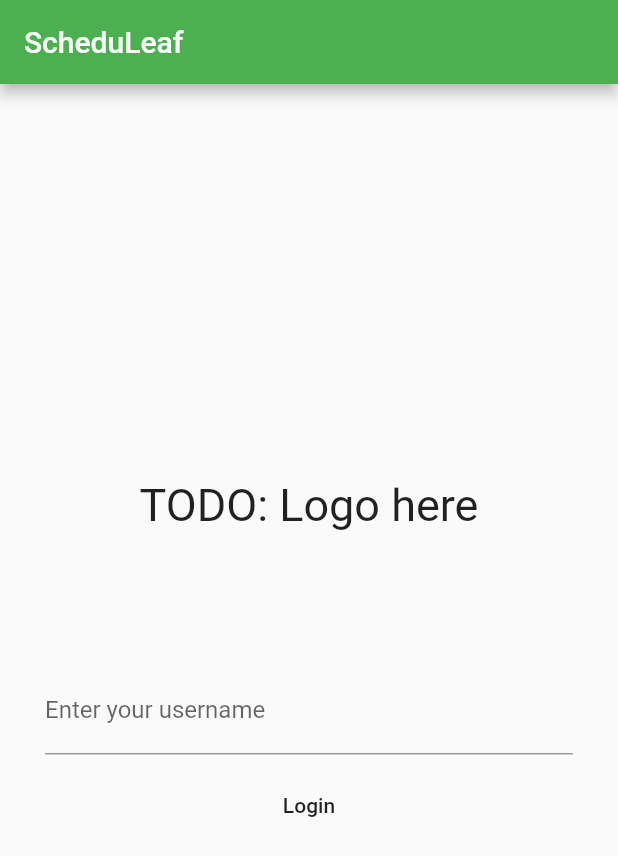
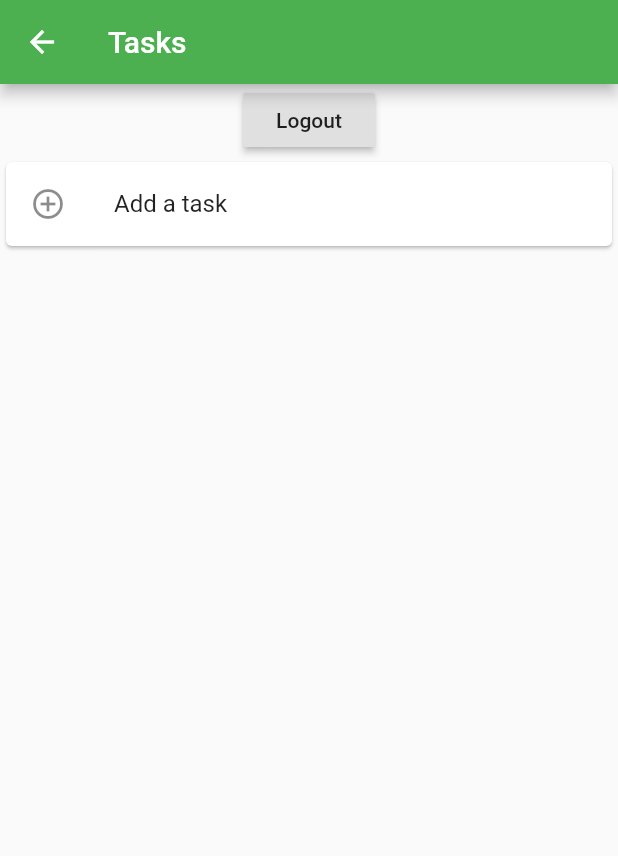
Before and after one commit to eyingxuan/scheduleaf, a Flutter app: the screen it shows after launch, after a tap on "Login", on a phone screen of 412 x 824 dp. Shown: the top 856 px of the screen. Run offline on Flutter 3.47's test engine with Material 2 defaults, Android fonts, the phone set to English and light mode, and no system bars; network calls fail.

Commit message:
Add a tasks page

```diff
--- a/frontend/scheduleaf/lib/main.dart
+++ b/frontend/scheduleaf/lib/main.dart
@@ -2,6 +2,7 @@ import 'package:flutter/material.dart';
 import 'package:http/http.dart' as http;
 import 'dart:convert';
 import "test_response.dart";
+import "tasks.dart";
 
 void main() {
   runApp(MyApp());
@@ -16,7 +17,7 @@ class MyApp extends StatelessWidget {
         primarySwatch: Colors.green,
         visualDensity: VisualDensity.adaptivePlatformDensity,
       ),
-      home: LoginPage(title: 'ScheduLeaf'),
+      home: LoginPage(title: 'Login'),
     );
   }
 }
@@ -101,6 +102,10 @@ class _LoginPageState extends State<LoginPage> {
                   responseObject = createResponse("test2", "will2");
                   print("response received");
                   print(usernameController.text);
+                  Navigator.push(
+                    context,
+                    MaterialPageRoute(builder: (context) => Tasks()),
+                  );
                   // dispose();
                 });
               },
--- /dev/null
+++ b/frontend/scheduleaf/lib/tasks.dart
@@ -0,0 +1,67 @@
+import 'package:flutter/material.dart';
+
+class Tasks extends StatefulWidget {
+  @override
+  _TasksState createState() => _TasksState();
+}
+
+class _TasksState extends State<Tasks> {
+  Future<void> _showMyDialog() async {
+    return showDialog<void>(
+      context: context,
+      barrierDismissible: false, // user must tap button
+      builder: (BuildContext context) {
+        return AlertDialog(
+          title: Text('Add a task'),
+          content: SingleChildScrollView(
+            child: ListBody(
+              children: <Widget>[
+                Text('TODO.'),
+              ],
+            ),
+          ),
+          actions: <Widget>[
+            FlatButton(
+              child: Text('Add'),
+              onPressed: () {
+                Navigator.of(context).pop();
+              },
+            ),
+          ],
+        );
+      },
+    );
+  }
+
+  @override
+  Widget build(BuildContext context) {
+    return Scaffold(
+      appBar: AppBar(
+        title: Text("Tasks"),
+      ),
+      body: Center(
+        child: Column(
+          children: <Widget>[
+            RaisedButton(
+              onPressed: () {
+                // Navigate back to first route when tapped.
+                Navigator.pop(context);
+              },
+              child: Text('Logout'),
+            ),
+            Card(
+              child: ListTile(
+                title: Text('Add a task'),
+                leading: Icon(Icons.add_circle_outline),
+                onTap: () {
+                  /* react to the tile being tapped */
+                  _showMyDialog();
+                },
+              ),
+            ),
+          ],
+        ),
+      ),
+    );
+  }
+}
```
